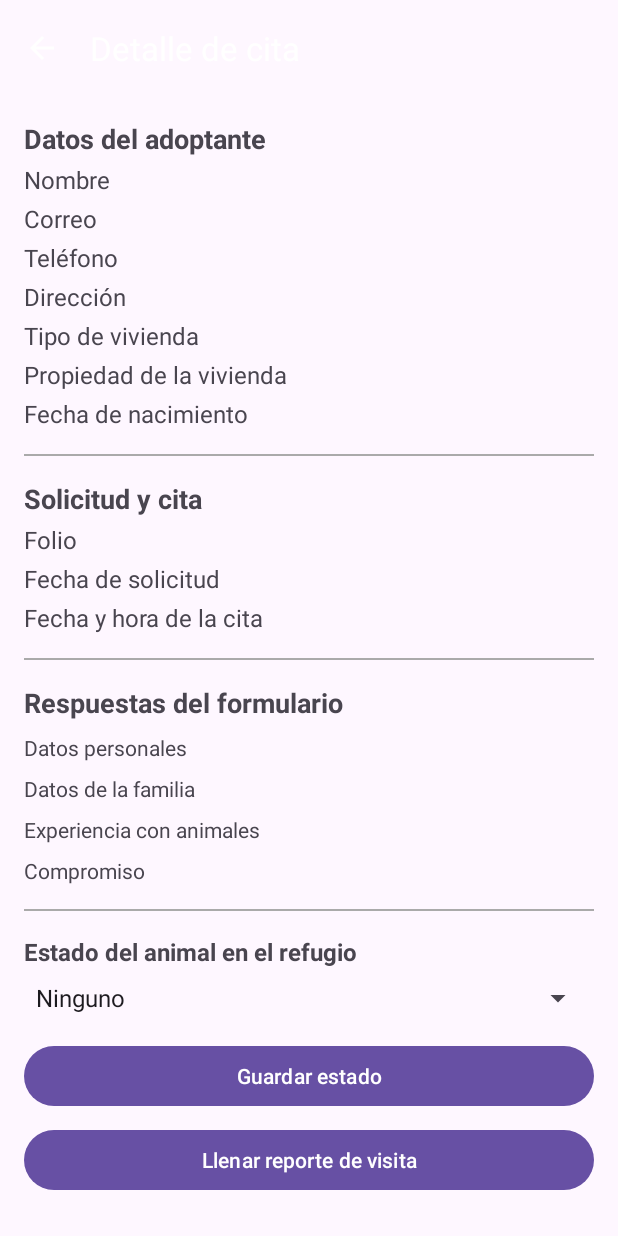
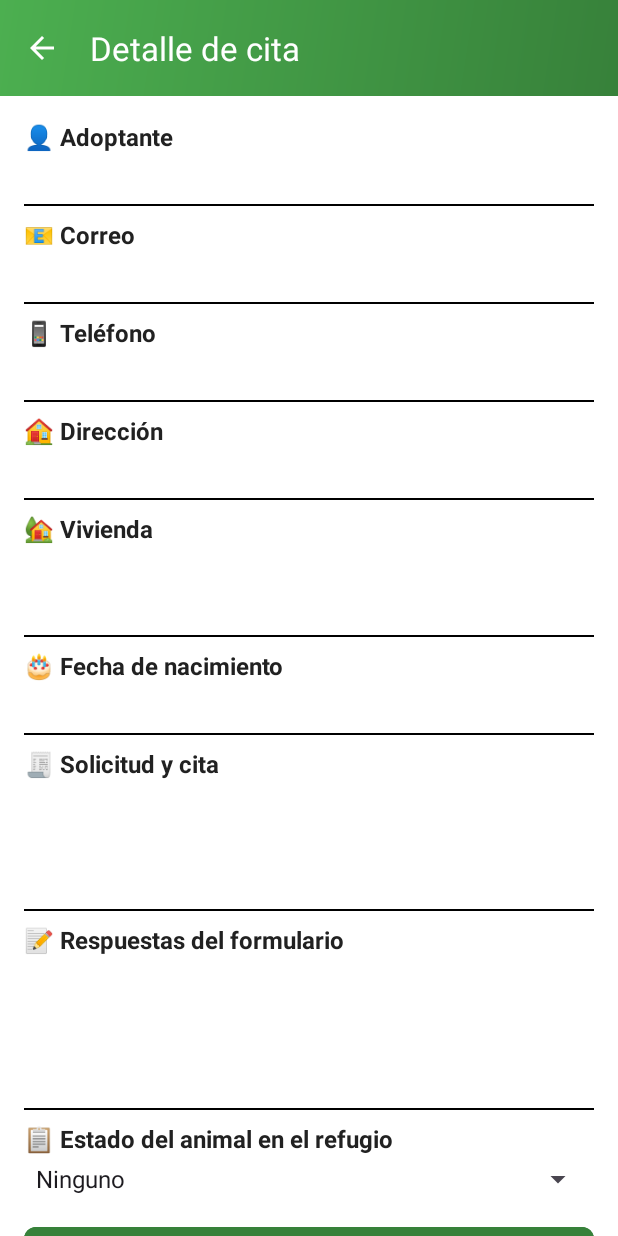
Before and after one commit to Andy-Gomez-sw/PawRescue, an Android app: the VolunteerCitaDetailActivity screen opened directly, with no data from a screen before it, on a phone screen of 412 x 824 dp. Run offline under Robolectric (Android 15) with nearby library versions, the phone set to English and light mode, and no system bars; our stand-ins replace Firebase (no records; nobody signed in at launch, a user with empty details on screens opened directly); 1 statement that could not run was skipped.

Commit message:
Actualización Voluntario

```diff
--- a/app/src/main/res/layout/activity_volunteer_cita_detail.xml
+++ b/app/src/main/res/layout/activity_volunteer_cita_detail.xml
@@ -4,8 +4,10 @@
     xmlns:tools="http://schemas.android.com/tools"
     android:layout_width="match_parent"
     android:layout_height="match_parent"
+    android:background="@color/white"
     tools:context=".ui.volunteer.VolunteerCitaDetailActivity">
 
+    <!-- BANNER VERDE -->
     <com.google.android.material.appbar.AppBarLayout
         android:layout_width="match_parent"
         android:layout_height="wrap_content"
@@ -15,14 +17,16 @@
             android:id="@+id/toolbar"
             android:layout_width="match_parent"
             android:layout_height="?attr/actionBarSize"
-            app:popupTheme="@style/ThemeOverlay.MaterialComponents.Light"
-            app:title="Detalle de cita" />
+            android:background="@drawable/bg_gradient_green"
+            android:titleTextColor="@android:color/white" />
     </com.google.android.material.appbar.AppBarLayout>
 
+    <!-- CONTENIDO -->
     <androidx.core.widget.NestedScrollView
         android:layout_width="match_parent"
         android:layout_height="match_parent"
         android:fillViewport="true"
+        android:background="@color/white"
         app:layout_behavior="@string/appbar_scrolling_view_behavior">
 
         <LinearLayout
@@ -31,58 +35,127 @@
             android:orientation="vertical"
             android:padding="16dp">
 
-            <!-- Sección: Datos del adoptante -->
+            <!-- DATOS DEL ADOPTANTE -->
             <TextView
-                android:id="@+id/tv_titulo_adoptante"
+                android:id="@+id/tv_label_adoptante"
                 android:layout_width="match_parent"
                 android:layout_height="wrap_content"
-                android:text="Datos del adoptante"
+                android:text="👤 Adoptante"
                 android:textStyle="bold"
-                android:textSize="18sp"
-                android:paddingBottom="4dp" />
+                android:textSize="16sp"
+                android:textColor="@color/text_primary" />
 
             <TextView
                 android:id="@+id/tv_adoptante"
                 android:layout_width="match_parent"
                 android:layout_height="wrap_content"
-                android:text="Nombre"
+                android:layout_marginTop="4dp"
                 android:textSize="16sp"
-                tools:text="Juan Pérez" />
+                android:textColor="@color/text_primary"
+                tools:text="Joshua García" />
+
+            <View
+                android:layout_width="match_parent"
+                android:layout_height="1dp"
+                android:layout_marginTop="8dp"
+                android:background="@color/black" />
+
+            <!-- CORREO -->
+            <TextView
+                android:id="@+id/tv_label_correo"
+                android:layout_width="match_parent"
+                android:layout_height="wrap_content"
+                android:layout_marginTop="8dp"
+                android:text="📧 Correo"
+                android:textStyle="bold"
+                android:textSize="16sp"
+                android:textColor="@color/text_primary" />
 
             <TextView
                 android:id="@+id/tv_correo"
                 android:layout_width="match_parent"
                 android:layout_height="wrap_content"
                 android:layout_marginTop="4dp"
-                android:text="Correo"
                 android:textSize="16sp"
-                tools:text="correo@ejemplo.com" />
+                android:textColor="@color/text_primary"
+                tools:text="joshua@example.com" />
+
+            <View
+                android:layout_width="match_parent"
+                android:layout_height="1dp"
+                android:layout_marginTop="8dp"
+                android:background="@color/black" />
+
+            <!-- TELÉFONO -->
+            <TextView
+                android:id="@+id/tv_label_telefono"
+                android:layout_width="match_parent"
+                android:layout_height="wrap_content"
+                android:layout_marginTop="8dp"
+                android:text="📱 Teléfono"
+                android:textStyle="bold"
+                android:textSize="16sp"
+                android:textColor="@color/text_primary" />
 
             <TextView
                 android:id="@+id/tv_telefono"
                 android:layout_width="match_parent"
                 android:layout_height="wrap_content"
                 android:layout_marginTop="4dp"
-                android:text="Teléfono"
                 android:textSize="16sp"
+                android:textColor="@color/text_primary"
                 tools:text="55 1234 5678" />
+
+            <View
+                android:layout_width="match_parent"
+                android:layout_height="1dp"
+                android:layout_marginTop="8dp"
+                android:background="@color/black" />
+
+            <!-- DIRECCIÓN -->
+            <TextView
+                android:id="@+id/tv_label_direccion"
+                android:layout_width="match_parent"
+                android:layout_height="wrap_content"
+                android:layout_marginTop="8dp"
+                android:text="🏠 Dirección"
+                android:textStyle="bold"
+                android:textSize="16sp"
+                android:textColor="@color/text_primary" />
 
             <TextView
                 android:id="@+id/tv_direccion"
                 android:layout_width="match_parent"
                 android:layout_height="wrap_content"
                 android:layout_marginTop="4dp"
-                android:text="Dirección"
                 android:textSize="16sp"
+                android:textColor="@color/text_primary"
                 tools:text="Calle X, Col. Y, Ciudad Z" />
+
+            <View
+                android:layout_width="match_parent"
+                android:layout_height="1dp"
+                android:layout_marginTop="8dp"
+                android:background="@color/black" />
+
+            <!-- TIPO Y PROPIEDAD DE VIVIENDA -->
+            <TextView
+                android:id="@+id/tv_label_vivienda"
+                android:layout_width="match_parent"
+                android:layout_height="wrap_content"
+                android:layout_marginTop="8dp"
+                android:text="🏡 Vivienda"
+                android:textStyle="bold"
+                android:textSize="16sp"
+                android:textColor="@color/text_primary" />
 
             <TextView
                 android:id="@+id/tv_tipo_vivienda"
                 android:layout_width="match_parent"
                 android:layout_height="wrap_content"
                 android:layout_marginTop="4dp"
-                android:text="Tipo de vivienda"
                 android:textSize="16sp"
+                android:textColor="@color/text_primary"
                 tools:text="Casa / Departamento" />
 
             <TextView
@@ -90,149 +163,181 @@
                 android:layout_width="match_parent"
                 android:layout_height="wrap_content"
                 android:layout_marginTop="4dp"
-                android:text="Propiedad de la vivienda"
                 android:textSize="16sp"
+                android:textColor="@color/text_primary"
                 tools:text="Propia / Rentada" />
+
+            <View
+                android:layout_width="match_parent"
+                android:layout_height="1dp"
+                android:layout_marginTop="8dp"
+                android:background="@color/black" />
+
+            <!-- FECHA DE NACIMIENTO -->
+            <TextView
+                android:id="@+id/tv_label_nacimiento"
+                android:layout_width="match_parent"
+                android:layout_height="wrap_content"
+                android:layout_marginTop="8dp"
+                android:text="🎂 Fecha de nacimiento"
+                android:textStyle="bold"
+                android:textSize="16sp"
+                android:textColor="@color/text_primary" />
 
             <TextView
                 android:id="@+id/tv_fecha_nacimiento"
                 android:layout_width="match_parent"
                 android:layout_height="wrap_content"
                 android:layout_marginTop="4dp"
-                android:text="Fecha de nacimiento"
                 android:textSize="16sp"
+                android:textColor="@color/text_primary"
                 tools:text="01/01/1990" />
 
             <View
                 android:layout_width="match_parent"
                 android:layout_height="1dp"
-                android:layout_marginTop="16dp"
-                android:background="@android:color/darker_gray" />
+                android:layout_marginTop="8dp"
+                android:background="@color/black" />
 
-            <!-- Sección: Fechas y folio -->
+            <!-- FOLIO Y FECHAS -->
             <TextView
-                android:id="@+id/tv_titulo_solicitud"
+                android:id="@+id/tv_label_solicitud"
                 android:layout_width="match_parent"
                 android:layout_height="wrap_content"
-                android:layout_marginTop="16dp"
-                android:text="Solicitud y cita"
+                android:layout_marginTop="8dp"
+                android:text="🧾 Solicitud y cita"
                 android:textStyle="bold"
-                android:textSize="18sp" />
+                android:textSize="16sp"
+                android:textColor="@color/text_primary" />
 
             <TextView
                 android:id="@+id/tv_folio"
                 android:layout_width="match_parent"
                 android:layout_height="wrap_content"
                 android:layout_marginTop="4dp"
-                android:text="Folio"
                 android:textSize="16sp"
-                tools:text="FOL-20251126-0001" />
+                android:textColor="@color/text_primary"
+                tools:text="FOL-2025-0001" />
 
             <TextView
                 android:id="@+id/tv_fecha_solicitud"
                 android:layout_width="match_parent"
                 android:layout_height="wrap_content"
                 android:layout_marginTop="4dp"
-                android:text="Fecha de solicitud"
                 android:textSize="16sp"
-                tools:text="25/11/2025" />
+                android:textColor="@color/text_primary"
+                tools:text="Fecha de solicitud: 20/11/2025" />
 
             <TextView
                 android:id="@+id/tv_fecha"
                 android:layout_width="match_parent"
                 android:layout_height="wrap_content"
                 android:layout_marginTop="4dp"
-                android:text="Fecha y hora de la cita"
                 android:textSize="16sp"
-                tools:text="26/11/2025 10:00" />
+                android:textColor="@color/text_primary"
+                tools:text="Fecha de cita: 24/11/2025 12:00" />
 
             <View
                 android:layout_width="match_parent"
                 android:layout_height="1dp"
-                android:layout_marginTop="16dp"
-                android:background="@android:color/darker_gray" />
+                android:layout_marginTop="8dp"
+                android:background="@color/black" />
 
-            <!-- Sección: Resumen del formulario (los mapas) -->
+            <!-- RESPUESTAS DEL FORMULARIO -->
             <TextView
-                android:id="@+id/tv_titulo_formulario"
+                android:id="@+id/tv_label_formulario"
                 android:layout_width="match_parent"
                 android:layout_height="wrap_content"
-                android:layout_marginTop="16dp"
-                android:text="Respuestas del formulario"
+                android:layout_marginTop="8dp"
+                android:text="📝 Respuestas del formulario"
                 android:textStyle="bold"
-                android:textSize="18sp" />
+                android:textSize="16sp"
+                android:textColor="@color/text_primary" />
 
             <TextView
                 android:id="@+id/tv_datos_personales"
                 android:layout_width="match_parent"
                 android:layout_height="wrap_content"
-                android:layout_marginTop="8dp"
-                android:text="Datos personales"
+                android:layout_marginTop="4dp"
                 android:textSize="14sp"
-                tools:text="• campo1: valor1&#10;• campo2: valor2" />
+                android:textColor="@color/text_primary"
+                tools:text="• Nombre completo: ...&#10;• Ocupación: ..." />
 
             <TextView
                 android:id="@+id/tv_datos_familia"
                 android:layout_width="match_parent"
                 android:layout_height="wrap_content"
-                android:layout_marginTop="8dp"
-                android:text="Datos de la familia"
+                android:layout_marginTop="4dp"
                 android:textSize="14sp"
-                tools:text="• campo1: valor1" />
+                android:textColor="@color/text_primary"
+                tools:text="• Integrantes en casa: ..." />
 
             <TextView
                 android:id="@+id/tv_datos_experiencia"
                 android:layout_width="match_parent"
                 android:layout_height="wrap_content"
-                android:layout_marginTop="8dp"
-                android:text="Experiencia con animales"
+                android:layout_marginTop="4dp"
                 android:textSize="14sp"
-                tools:text="• campo1: valor1" />
+                android:textColor="@color/text_primary"
+                tools:text="• Ha tenido mascotas antes: Sí/No..." />
 
             <TextView
                 android:id="@+id/tv_datos_compromiso"
                 android:layout_width="match_parent"
                 android:layout_height="wrap_content"
-                android:layout_marginTop="8dp"
-                android:text="Compromiso"
+                android:layout_marginTop="4dp"
                 android:textSize="14sp"
-                tools:text="• campo1: valor1" />
+                android:textColor="@color/text_primary"
+                tools:text="• Tiempo que puede dedicar: ..." />
 
             <View
                 android:layout_width="match_parent"
                 android:layout_height="1dp"
-                android:layout_marginTop="16dp"
-                android:background="@android:color/darker_gray" />
+                android:layout_marginTop="8dp"
+                android:background="@color/black" />
 
-            <!-- Sección: Estado y acciones del voluntario -->
+            <!-- ESTADO DEL ANIMAL -->
             <TextView
                 android:id="@+id/tv_label_estado"
                 android:layout_width="match_parent"
                 android:layout_height="wrap_content"
-                android:layout_marginTop="16dp"
-                android:text="Estado del animal en el refugio"
+                android:layout_marginTop="8dp"
+                android:text="📋 Estado del animal en el refugio"
                 android:textStyle="bold"
-                android:textSize="16sp" />
+                android:textSize="16sp"
+                android:textColor="@color/text_primary" />
 
             <Spinner
                 android:id="@+id/sp_estado"
                 android:layout_width="match_parent"
                 android:layout_height="wrap_content"
-                android:layout_marginTop="8dp" />
+                android:layout_marginTop="4dp" />
 
+            <!-- BOTONES -->
             <com.google.android.material.button.MaterialButton
                 android:id="@+id/btn_guardar_estado"
                 android:layout_width="match_parent"
                 android:layout_height="wrap_content"
                 android:layout_marginTop="16dp"
-                android:text="Guardar estado" />
+                android:text="Guardar cambios"
+                android:textAllCaps="false"
+                android:textSize="16sp"
+                android:textColor="@android:color/white"
+                android:backgroundTint="@color/primary_green"
+                app:cornerRadius="8dp" />
 
             <com.google.android.material.button.MaterialButton
                 android:id="@+id/btn_reporte_visita"
                 android:layout_width="match_parent"
                 android:layout_height="wrap_content"
                 android:layout_marginTop="8dp"
-                android:text="Llenar reporte de visita" />
+                android:layout_marginBottom="24dp"
+                android:text="Llenar reporte de visita"
+                android:textAllCaps="false"
+                android:textSize="16sp"
+                android:textColor="@android:color/white"
+                android:backgroundTint="@color/primary_green"
+                app:cornerRadius="8dp" />
 
         </LinearLayout>
     </androidx.core.widget.NestedScrollView>
```
Also changed, not shown: app/src/main/java/com/refugio/pawrescue/ui/volunteer/VolunteerAppointmentActivity.java (+32 -1 lines), app/src/main/java/com/refugio/pawrescue/ui/volunteer/VolunteerCitaDetailActivity.java (+2 -6 lines), app/src/main/res/layout/activity_volunteer_appointment.xml (+61 -53 lines).
